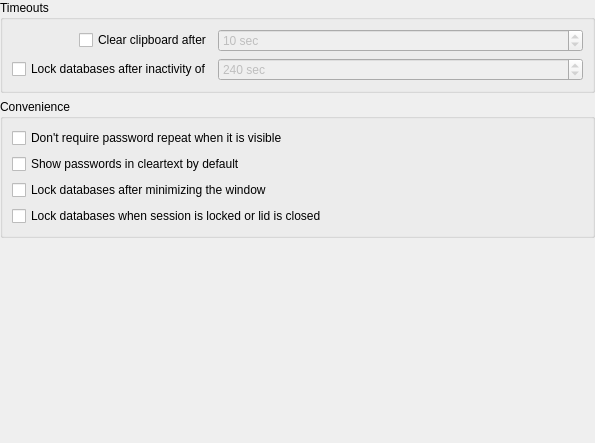
keepassxreboot/keepassxc, file src/gui/SettingsWidgetSecurity.ui: the form before one commit.
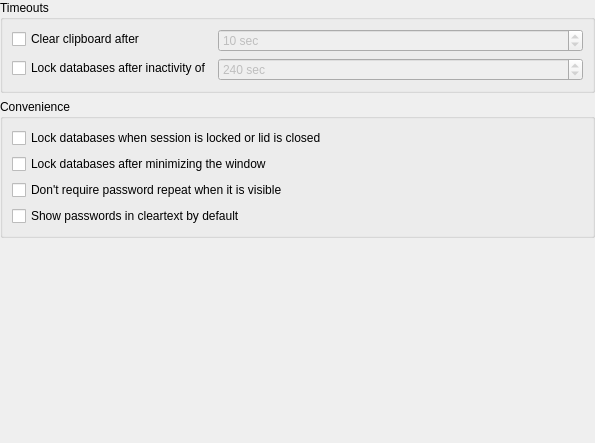
The form after the commit.

Commit message: Moved locking checkboxes into security settings

```diff
--- a/src/gui/SettingsWidgetSecurity.ui
+++ b/src/gui/SettingsWidgetSecurity.ui
@@ -28,7 +28,14 @@
      <property name="title">
       <string>Timeouts</string>
      </property>
-     <layout class="QGridLayout" name="gridLayout">
+     <layout class="QFormLayout" name="formLayout">
+      <item row="0" column="0">
+       <widget class="QCheckBox" name="clearClipboardCheckBox">
+        <property name="text">
+         <string>Clear clipboard after</string>
+        </property>
+       </widget>
+      </item>
       <item row="0" column="1">
        <widget class="QSpinBox" name="clearClipboardSpinBox">
         <property name="enabled">
@@ -54,7 +61,20 @@
         </property>
        </widget>
       </item>
-      <item row="2" column="1">
+      <item row="1" column="0">
+       <widget class="QCheckBox" name="lockDatabaseIdleCheckBox">
+        <property name="sizePolicy">
+         <sizepolicy hsizetype="Minimum" vsizetype="Fixed">
+          <horstretch>0</horstretch>
+          <verstretch>0</verstretch>
+         </sizepolicy>
+        </property>
+        <property name="text">
+         <string>Lock databases after inactivity of</string>
+        </property>
+       </widget>
+      </item>
+      <item row="1" column="1">
        <widget class="QSpinBox" name="lockDatabaseIdleSpinBox">
         <property name="enabled">
          <bool>false</bool>
@@ -79,20 +99,6 @@
         </property>
        </widget>
       </item>
-      <item row="0" column="0" alignment="Qt::AlignRight">
-       <widget class="QCheckBox" name="clearClipboardCheckBox">
-        <property name="text">
-         <string>Clear clipboard after</string>
-        </property>
-       </widget>
-      </item>
-      <item row="2" column="0" alignment="Qt::AlignRight">
-       <widget class="QCheckBox" name="lockDatabaseIdleCheckBox">
-        <property name="text">
-         <string>Lock databases after inactivity of</string>
-        </property>
-       </widget>
-      </item>
      </layout>
     </widget>
    </item>
@@ -101,7 +107,21 @@
      <property name="title">
       <string>Convenience</string>
      </property>
-     <layout class="QVBoxLayout" name="verticalLayout_3">
+     <layout class="QVBoxLayout" name="verticalLayout_2">
+      <item>
+       <widget class="QCheckBox" name="lockDatabaseOnScreenLockCheckBox">
+        <property name="text">
+         <string>Lock databases when session is locked or lid is closed</string>
+        </property>
+       </widget>
+      </item>
+      <item>
+       <widget class="QCheckBox" name="lockDatabaseMinimizeCheckBox">
+        <property name="text">
+         <string>Lock databases after minimizing the window</string>
+        </property>
+       </widget>
+      </item>
       <item>
        <widget class="QCheckBox" name="passwordRepeatCheckBox">
         <property name="text">
@@ -116,20 +136,6 @@
         </property>
        </widget>
       </item>
-      <item>
-       <widget class="QCheckBox" name="lockDatabaseMinimizeCheckBox">
-        <property name="text">
-         <string>Lock databases after minimizing the window</string>
-        </property>
-       </widget>
-      </item>
-      <item>
-       <widget class="QCheckBox" name="lockDatabaseOnScreenLockCheckBox">
-        <property name="text">
-         <string>Lock databases when session is locked or lid is closed</string>
-        </property>
-       </widget>
-      </item>
      </layout>
     </widget>
    </item>
```
The commit also changes 1 other file.
